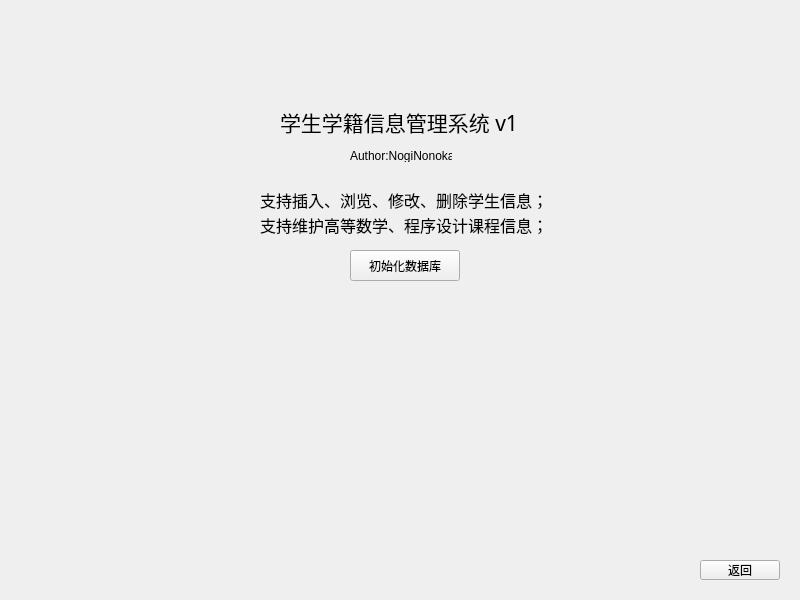
Before: the Qt Designer form SSMS/system_settings_widget.ui in NogiNonoka/StudentStatusManagementSystem, drawn with Qt 5.
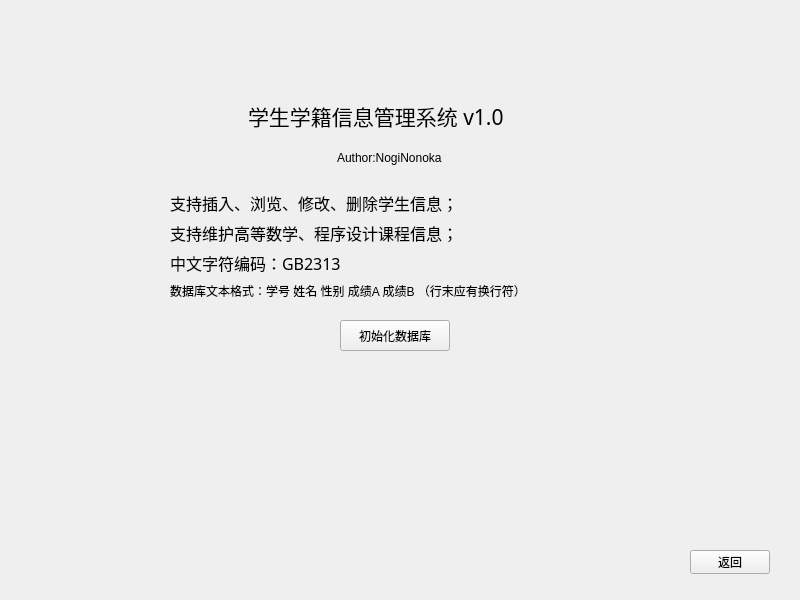
After: the same form once the commit is applied.

The edit to the form file:
```diff
--- a/SSMS/system_settings_widget.ui
+++ b/SSMS/system_settings_widget.ui
@@ -16,10 +16,10 @@
   <widget class="QPushButton" name="returnButton">
    <property name="geometry">
     <rect>
-     <x>700</x>
-     <y>560</y>
+     <x>690</x>
+     <y>550</y>
      <width>80</width>
-     <height>20</height>
+     <height>24</height>
     </rect>
    </property>
    <property name="text">
@@ -29,10 +29,10 @@
   <widget class="QLabel" name="title">
    <property name="geometry">
     <rect>
-     <x>280</x>
-     <y>110</y>
-     <width>239</width>
-     <height>24</height>
+     <x>248</x>
+     <y>100</y>
+     <width>307</width>
+     <height>31</height>
     </rect>
    </property>
    <property name="font">
@@ -48,10 +48,10 @@
   <widget class="QLabel" name="author">
    <property name="geometry">
     <rect>
-     <x>350</x>
+     <x>337</x>
      <y>150</y>
-     <width>102</width>
-     <height>12</height>
+     <width>128</width>
+     <height>15</height>
     </rect>
    </property>
    <property name="text">
@@ -61,8 +61,8 @@
   <widget class="QPushButton" name="initButton">
    <property name="geometry">
     <rect>
-     <x>350</x>
-     <y>250</y>
+     <x>340</x>
+     <y>320</y>
      <width>110</width>
      <height>31</height>
     </rect>
@@ -74,12 +74,14 @@
   <widget class="QWidget" name="">
    <property name="geometry">
     <rect>
-     <x>260</x>
-     <y>190</y>
-     <width>290</width>
-     <height>44</height>
+     <x>170</x>
+     <y>191</y>
+     <width>460</width>
+     <height>109</height>
     </rect>
    </property>
+   <layout class="QVBoxLayout" name="verticalLayout_2">
+    <item>
    <layout class="QVBoxLayout" name="verticalLayout">
     <item>
      <widget class="QLabel" name="text1">
@@ -104,6 +106,28 @@
       </property>
       <property name="text">
        <string>支持维护高等数学、程序设计课程信息；</string>
+        </property>
+       </widget>
+      </item>
+      <item>
+       <widget class="QLabel" name="text3">
+        <property name="font">
+         <font>
+          <family>Agency FB</family>
+          <pointsize>12</pointsize>
+         </font>
+        </property>
+        <property name="text">
+         <string>中文字符编码：GB2313</string>
+        </property>
+       </widget>
+      </item>
+     </layout>
+    </item>
+    <item>
+     <widget class="QLabel" name="text4">
+      <property name="text">
+       <string>数据库文本格式：学号 姓名 性别 成绩A 成绩B （行末应有换行符）</string>
       </property>
      </widget>
     </item>
```
Lines whose indentation alone changed are shown as unchanged.
